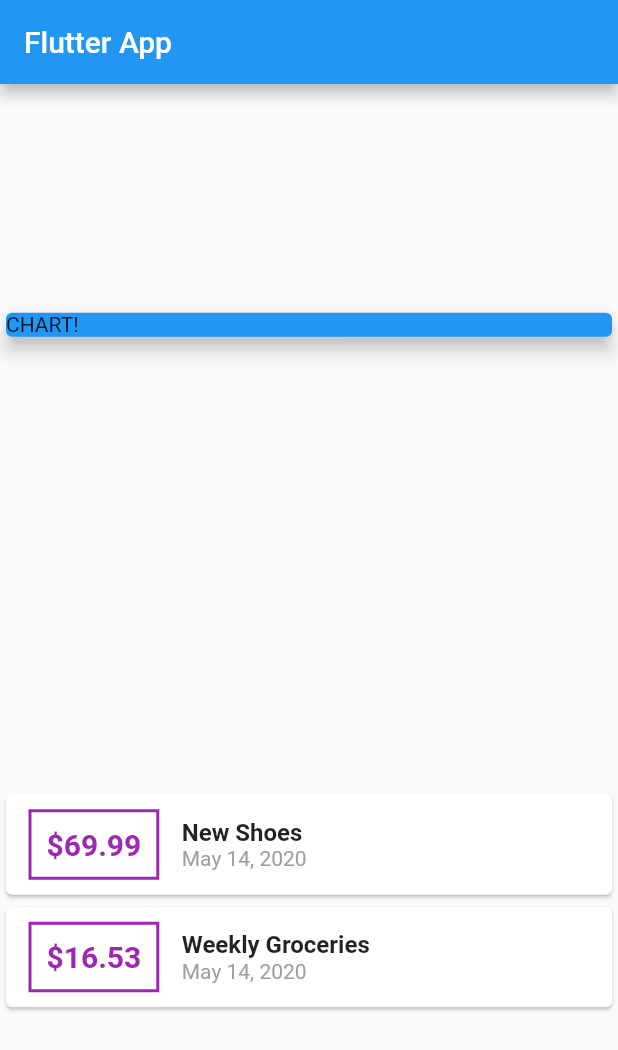
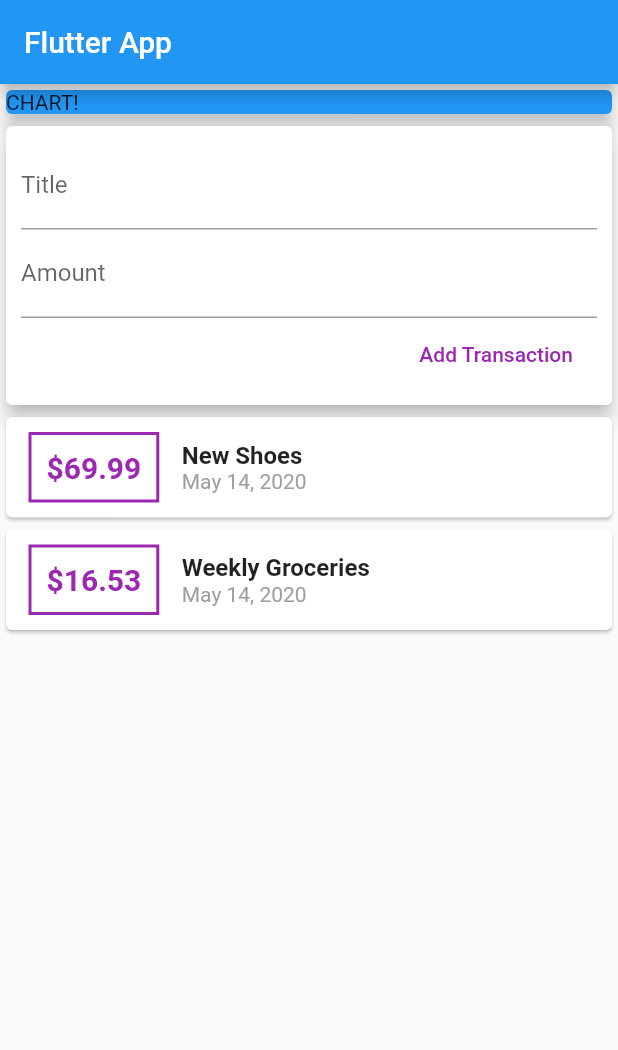
Before and after one commit to Zorgatone/flutter_complete_guide, a Flutter app: the screen it shows after launch, on a phone screen of 412 x 824 dp. Shown: the top 1050 px of the screen. Run offline on Flutter 3.47's test engine with Material 2 defaults, Android fonts, the phone set to English and light mode, and no system bars.

Commit message:
Added form inputs

```diff
--- a/lib/main.dart
+++ b/lib/main.dart
@@ -38,7 +38,6 @@ class MyHomePage extends StatelessWidget {
         title: Text('Flutter App'),
       ),
       body: Column(
-        mainAxisAlignment: MainAxisAlignment.spaceAround,
         crossAxisAlignment: CrossAxisAlignment.stretch,
         children: <Widget>[
           Container(
@@ -47,6 +46,28 @@ class MyHomePage extends StatelessWidget {
               color: Colors.blue,
               child: Text('CHART!'),
               elevation: 5,
+            ),
+          ),
+          Card(
+            elevation: 5,
+            child: Container(
+              padding: EdgeInsets.all(10),
+              child: Column(
+                crossAxisAlignment: CrossAxisAlignment.end,
+                children: <Widget>[
+                  TextField(
+                    decoration: InputDecoration(labelText: 'Title'),
+                  ),
+                  TextField(
+                    decoration: InputDecoration(labelText: 'Amount'),
+                  ),
+                  FlatButton(
+                    child: Text('Add Transaction'),
+                    textColor: Colors.purple,
+                    onPressed: () {},
+                  )
+                ],
+              ),
             ),
           ),
           Column(
```
